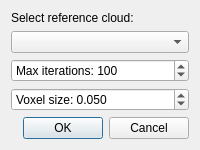
Qt form plugins/MultiAlign/ui/MultiAlignDlg.ui (haukj/CC-MPC-Align) before a commit.
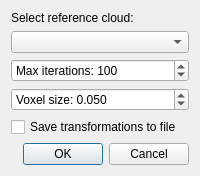
The same form after that commit.

```diff
--- a/plugins/MultiAlign/ui/MultiAlignDlg.ui
+++ b/plugins/MultiAlign/ui/MultiAlignDlg.ui
@@ -45,6 +45,13 @@
      </property>
     </widget>
    </item>
+   <item>
+    <widget class="QCheckBox" name="saveCheckBox">
+     <property name="text">
+      <string>Save transformations to file</string>
+     </property>
+    </widget>
+   </item>
    <item>
     <widget class="QDialogButtonBox" name="buttonBox">
      <property name="standardButtons">
```
